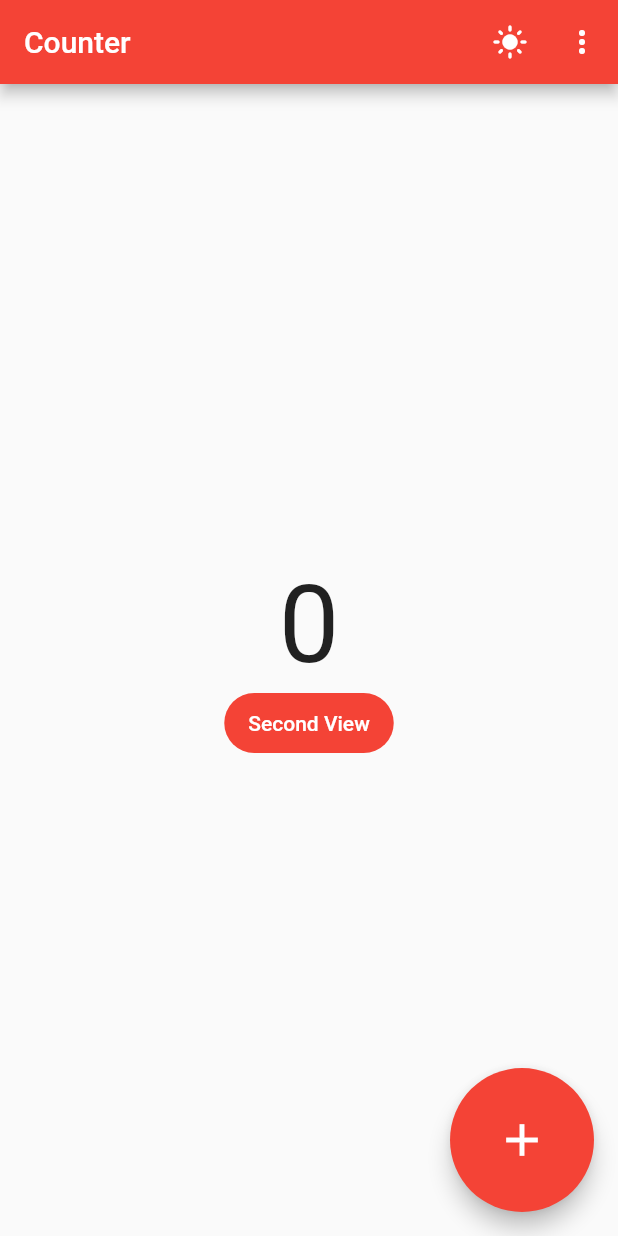
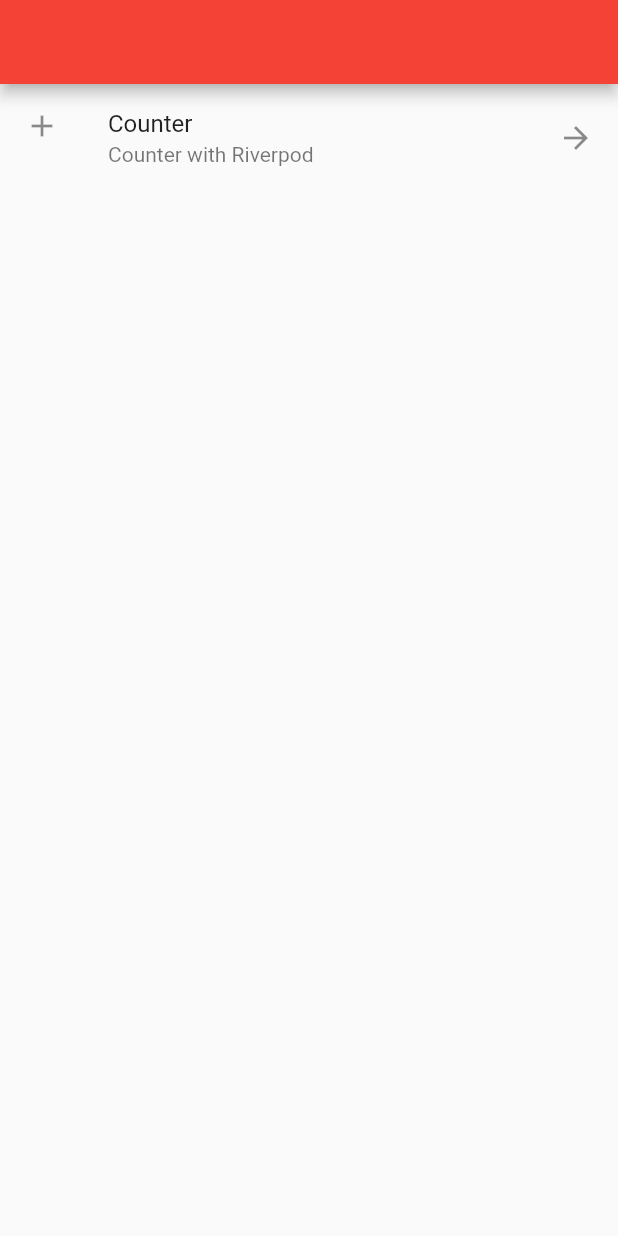
Before and after one commit to f290DSM/pdm2_apps_playground, a Flutter app: the screen it shows after launch, on a phone screen of 412 x 824 dp. Run offline on Flutter 3.47's test engine with Material 3 defaults, Android fonts, the phone set to English and light mode, and no system bars; our stand-ins replace flutter_riverpod, google_fonts, riverpod_annotation; generated files the repository leaves out were written again.

```diff
--- a/lib/src/app.dart
+++ b/lib/src/app.dart
@@ -3,7 +3,9 @@ import 'package:flutter_riverpod/legacy.dart';
 import 'package:pdm2_apps_playground/src/core/providers/app_providers.dart';
 import 'package:pdm2_apps_playground/src/core/ui/theme.dart';
 import 'package:pdm2_apps_playground/src/core/ui/util.dart';
+import 'package:pdm2_apps_playground/src/features/counter/view/counter2_view.dart';
 import 'package:pdm2_apps_playground/src/features/counter/view/counter_view.dart';
+import 'package:pdm2_apps_playground/src/features/home/view/home_view.dart';
 import 'package:pdm2_apps_playground/src/features/inputs/inputs_view.dart';
 import 'package:pdm2_apps_playground/src/features/quotes/view/quote_view.dart';
 import 'package:flutter_riverpod/flutter_riverpod.dart';
@@ -13,10 +15,6 @@ class App extends ConsumerWidget {
 
   @override
   Widget build(BuildContext context, WidgetRef ref) {
-    // final brightness = View.of(context).platformDispatcher.platformBrightness;
-
-    TextTheme textTheme = createTextTheme(context, "Noto Sans", "Poppins");
-    MaterialTheme theme = MaterialTheme(textTheme);
 
     return MaterialApp(
       theme: ThemeData(
@@ -28,11 +26,13 @@ class App extends ConsumerWidget {
           primarySwatch: ref.watch(colorProvider),
         ),
       ),
-      // theme: ThemeData(colorSchemeSeed: Colors.amber),
-      // theme: ref.watch(themeSwitchProvider)
-      //     ? theme.light()
-      //     : theme.dark(),
-      home: CounterView(),
+      initialRoute: '/',
+      routes: {
+        '/' : (context) => HomeView(),
+        '/counter': (context) => CounterView(),
+        '/counter2' : (context) => Counter2View(),
+        '/quotes' : (context) => QuoteView()
+      },
     );
   }
 }
--- a/lib/src/features/counter/view/counter2_view.dart
+++ b/lib/src/features/counter/view/counter2_view.dart
@@ -8,16 +8,25 @@ class Counter2View extends ConsumerWidget {
   @override
   Widget build(BuildContext context, WidgetRef ref) {
     final counter = ref.watch(counterViewModelProvider);
+    final vm = ref.read(counterViewModelProvider.notifier);
     return Scaffold(
       appBar: AppBar(title: Text('Counter 2')),
       body: Column(
+        crossAxisAlignment: CrossAxisAlignment.center,
         mainAxisAlignment: MainAxisAlignment.center,
         children: [
+          SizedBox(width: double.maxFinite),
           Text(counter.toString()),
           FilledButton.icon(
-            onPressed: () {},
+            onPressed: vm.increment,
             label: Text('Increment'),
             icon: Icon(Icons.add),
+          ),
+          TextButton(
+            onPressed: () {
+              Navigator.pop(context);
+            },
+            child: Text('VOLTAR'),
           ),
         ],
       ),
--- a/lib/src/features/counter/view/counter_view.dart
+++ b/lib/src/features/counter/view/counter_view.dart
@@ -54,10 +54,7 @@ class _CounterViewState extends ConsumerState<CounterView> {
             Text('$counter', style: TextStyle(fontSize: 72)),
             FilledButton(
               onPressed: () {
-                Navigator.push(
-                  context,
-                  MaterialPageRoute(builder: (context) => Counter2View()),
-                );
+                Navigator.pushNamed(context, '/counter2');
               },
               child: Text('Second View'),
             ),
@@ -65,7 +62,7 @@ class _CounterViewState extends ConsumerState<CounterView> {
         ),
       ),
       floatingActionButton: FloatingActionButton.large(
-        onPressed: (){},
+        onPressed: viewModel.increment,
         child: Icon(Icons.add),
       ),
     );
--- /dev/null
+++ b/lib/src/features/home/view/home_view.dart
@@ -0,0 +1,51 @@
+import 'package:flutter/material.dart';
+import 'package:flutter_riverpod/flutter_riverpod.dart';
+
+class HomeView extends ConsumerWidget {
+  const HomeView({super.key});
+
+  @override
+  Widget build(BuildContext context, WidgetRef ref) {
+    return Scaffold(
+      appBar: AppBar(),
+      body: ListView(
+        children: [
+          CustomListTile(
+            icon: Icons.add,
+            title: 'Counter',
+            subtitle: 'Counter with Riverpod',
+            destination: '/counter',
+          ),
+        ],
+      ),
+    );
+  }
+}
+
+class CustomListTile extends StatelessWidget {
+  const CustomListTile({
+    super.key,
+    required this.icon,
+    required this.title,
+    required this.subtitle,
+    required this.destination,
+  });
+
+  final IconData icon;
+  final String title;
+  final String subtitle;
+  final String destination;
+
+  @override
+  Widget build(BuildContext context) {
+    return ListTile(
+      leading: Icon(icon),
+      title: Text(title),
+      subtitle: Text(subtitle),
+      trailing: Icon(Icons.arrow_forward),
+      onTap: () {
+        Navigator.pushNamed(context, destination);
+      },
+    );
+  }
+}
```
